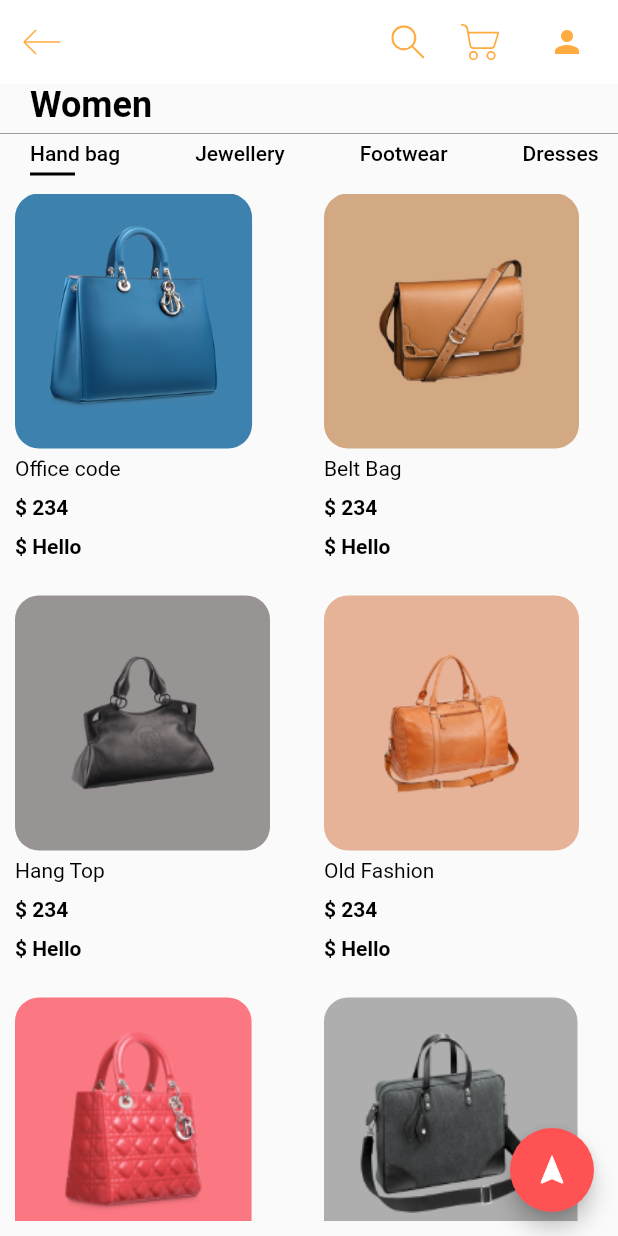
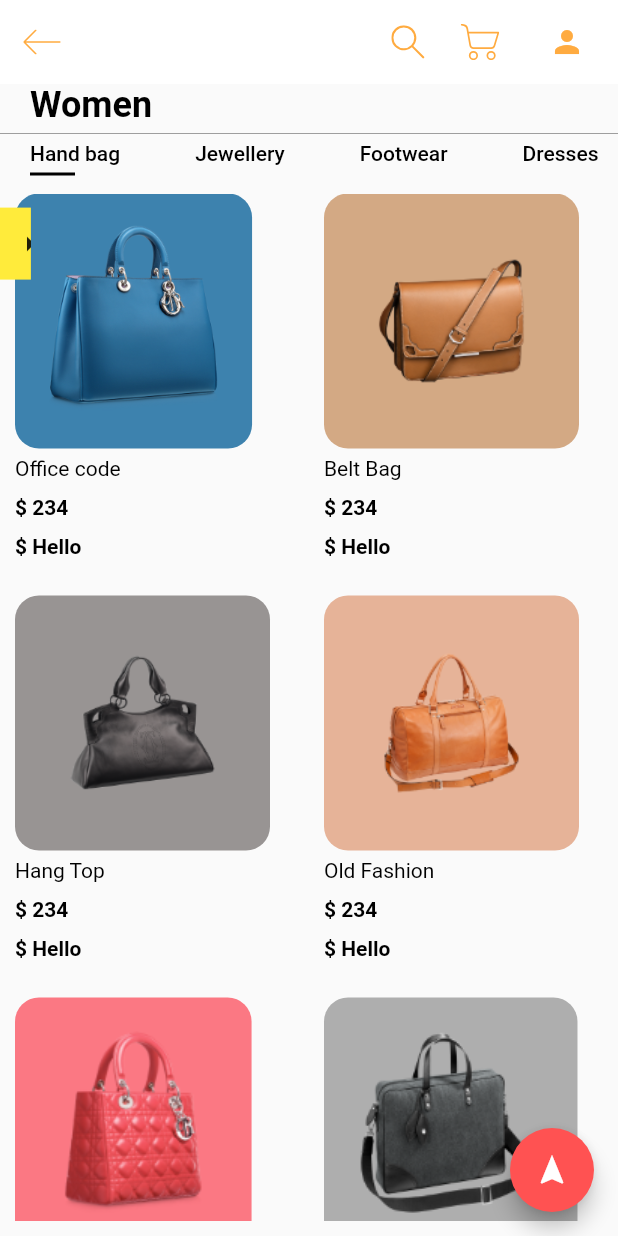
Before and after one commit to ltphy/shopping_cart, a Flutter app: the screen it shows after launch, on a phone screen of 412 x 824 dp. Run offline on Flutter 3.47's test engine with Material 2 defaults, Android fonts, the phone set to English and light mode, and no system bars; our stand-ins replace flutter_svg.

Commit message:
feat<side_panel_animation> add side panel animation using side transition

```diff
--- /dev/null
+++ b/lib/screens/HomeScreen/SidePanel/SidePanel.dart
@@ -0,0 +1,221 @@
+import 'package:flutter/material.dart';
+import 'package:shopping/screens/HomeScreen/SidePanel/UserInfo.dart';
+import 'package:shopping/screens/HomeScreen/constant.dart';
+
+class LeftSidePanel extends StatefulWidget {
+  final UserInfo userInfo;
+
+  const LeftSidePanel({Key key, this.userInfo}) : super(key: key);
+
+  @override
+  _LeftSidePanelState createState() => _LeftSidePanelState();
+}
+
+class _LeftSidePanelState extends State<LeftSidePanel> {
+  bool isShowPanel;
+  bool isShowIcon;
+
+  @override
+  void initState() {
+    // TODO: implement initState
+    super.initState();
+    isShowPanel = false;
+    isShowIcon = true;
+  }
+
+  @override
+  Widget build(BuildContext context) {
+    final Size size = MediaQuery.of(context).size;
+    Map<String, dynamic> userObj = widget.userInfo.toJson();
+    double sideBarWidth = size.width * 0.25;
+    return SidePanel(
+        expand: isShowPanel,
+        sizeBarWidth: sideBarWidth,
+        child: Container(
+            height: size.height,
+            width: sideBarWidth,
+            child: Row(
+              crossAxisAlignment: CrossAxisAlignment.start,
+              children: [
+                // Expanded(
+                //     child: SidePanel(
+                //         expand: isShowPanel,
+                //         child: Container(
+                //             height: size.height,
+                //             color: Colors.yellow,
+                //             child: Table(
+                //               children: [
+                //                 for (var element in userObj.entries)
+                //                   TableRow(children: [
+                //                     TableCell(child: Text(element.key)),
+                //                     TableCell(child: Text(element.value))
+                //                   ])
+                //               ],
+                //             )))),
+                // AnimatedContainer(
+                //     curve: Curves.fastOutSlowIn,
+                //     height: size.height,
+                //     width: isShowPanel ? size.width * 0.25 : 0,
+                //     color: Colors.yellow,
+                //     duration: Duration(milliseconds: 200),
+                //     child: Column(
+                //       children: [
+                //         Container(
+                //           decoration: BoxDecoration(
+                //               border: Border.all(color: Colors.black, width: 8),
+                //               borderRadius: BorderRadius.circular(defaultPadding)),
+                //           child: Table(
+                //             children: [
+                //               for (var element in userObj.entries)
+                //                 TableRow(children: [
+                //                   TableCell(child: Text(element.key)),
+                //                   TableCell(child: Text(element.value))
+                //                 ])
+                //             ],
+                //           ),
+                //         ),
+                //       ],
+                //     )),
+                Expanded(
+                    flex: 4,
+                    child: Container(
+                      height: size.height,
+
+                      color: Colors.yellow,
+                      child: Column(
+                        children: [
+                          Container(
+                            decoration: BoxDecoration(
+                                border:
+                                    Border.all(color: Colors.black, width: 8),
+                                borderRadius:
+                                    BorderRadius.circular(defaultPadding)),
+                            child: Table(
+                              children: [
+                                for (var element in userObj.entries)
+                                  TableRow(children: [
+                                    TableCell(child: Text(element.key)),
+                                    TableCell(child: Text(element.value))
+                                  ])
+                              ],
+                            ),
+                          ),
+                        ],
+                      ),
+                    )),
+                Expanded(
+                    flex: 1,
+                    child: Padding(
+                      padding: EdgeInsets.only(top: (size.height * 0.1)),
+                      child: Container(
+                          color: Colors.yellow,
+                          child: IconButton(
+                            icon: isShowPanel
+                                ? Icon(Icons.arrow_left)
+                                : Icon(Icons.arrow_right),
+                            onPressed: togglePanel,
+                          )),
+                    )),
+              ],
+            )));
+  }
+
+  void toggleCollapse() {
+    setState(() {
+      isShowPanel = false;
+    });
+  }
+
+  void togglePanel() {
+    print("Toggle ${isShowPanel.toString()}");
+    setState(() {
+      isShowPanel = !isShowPanel;
+    });
+  }
+}
+
+class SidePanel extends StatefulWidget {
+  final Widget child;
+  final bool expand;
+  final double sizeBarWidth;
+
+  const SidePanel({Key key, this.expand, this.child, this.sizeBarWidth})
+      : super(key: key);
+
+  @override
+  _SidePanelState createState() => _SidePanelState();
+}
+
+class _SidePanelState extends State<SidePanel>
+    with SingleTickerProviderStateMixin {
+  AnimationController expandController;
+  Animation<double> animation;
+  Animation curve;
+  @override
+  void initState() {
+    super.initState();
+    expandController =
+        AnimationController(vsync: this, duration: Duration(milliseconds: 300));
+    //the animation progress as a non linear curve.
+   curve =
+        CurvedAnimation(parent: expandController, curve: Curves.linearToEaseOut);
+    animation = Tween(begin: 0.2).animate(curve);
+  }
+
+  @override
+  void dispose() {
+    expandController.dispose();
+    super.dispose();
+  }
+
+  @override
+  Widget build(BuildContext context) {
+    print("RERENDER ANIMATION");
+    return SizeTransition(
+      sizeFactor: animation,
+      axis: Axis.horizontal,
+      child: widget.child,
+      axisAlignment: 1,
+    );
+  }
+
+  @override
+  void didChangeDependencies() {
+    // TODO: implement didChangeDependencies
+    super.didChangeDependencies();
+    print("didCHange");
+  }
+
+  @override
+  void didUpdateWidget(covariant SidePanel oldWidget) {
+    // TODO: implement didUpdateWidget
+    super.didUpdateWidget(oldWidget);
+    expandSideBar();
+    // print(oldWidget.expand);
+  }
+
+  void expandSideBar() {
+    if (widget.expand) {
+      animation = Tween(begin: 0.2, end: 1.0).animate(curve);
+      print("EXPAND");
+      expandController.forward();
+    } else {
+      print("CLOSE");
+      // animation = Tween(begin: 0.2, end: 1.0).animate(curve);
+      expandController.reverse();
+    }
+  }
+}
+
+class RightSideExpandedWidget extends StatefulWidget {
+  @override
+  _RightSideExpandedWidgetState createState() =>
+      _RightSideExpandedWidgetState();
+}
+
+class _RightSideExpandedWidgetState extends State<RightSideExpandedWidget> {
+  @override
+  Widget build(BuildContext context) {
+    return Container();
+  }
+}
--- /dev/null
+++ b/lib/screens/HomeScreen/SidePanel/UserInfo.dart
@@ -0,0 +1,18 @@
+class UserInfo {
+  final String name;
+  final String email;
+  final String age;
+
+  UserInfo({this.name, this.email, this.age});
+
+  UserInfo.fromJson(Map<String, dynamic> json)
+      : email = json['email'],
+        name = json['name'],
+        age = json['age'];
+
+  Map<String, dynamic> toJson() => {
+        'name': this.name,
+        'age': this.age,
+        'email': this.email,
+      };
+}
--- a/lib/screens/HomeScreen/components/body.dart
+++ b/lib/screens/HomeScreen/components/body.dart
@@ -1,4 +1,6 @@
 import 'package:flutter/material.dart';
+import 'package:shopping/screens/HomeScreen/SidePanel/SidePanel.dart';
+import 'package:shopping/screens/HomeScreen/SidePanel/UserInfo.dart';
 import 'package:shopping/screens/HomeScreen/components/ItemListCard.dart';
 import 'package:shopping/screens/HomeScreen/components/categories.dart';
 import 'package:shopping/screens/HomeScreen/constant.dart';
@@ -12,12 +14,22 @@ class Body extends StatefulWidget {
 }
 
 class _BodyState extends State<Body> {
+  UserInfo userInfo =
+      UserInfo(name: "Phy", email: "phylieng97@gmail.com", age: "18");
+
+  @override
+  void initState() {
+    // TODO: implement initState
+    super.initState();
+  }
+
   @override
   Widget build(BuildContext context) {
     return ChangeNotifierProvider<MyModel>(
         create: (context) => MyModel(),
         child: Container(
-            child: Column(
+            child: Stack(children: [
+          Column(
             crossAxisAlignment: CrossAxisAlignment.start,
             children: <Widget>[
               Padding(
@@ -32,6 +44,10 @@ class _BodyState extends State<Body> {
               Categories(),
               Expanded(child: ItemListCard()),
             ],
-        )));
+          ),
+          LeftSidePanel(
+            userInfo: userInfo,
+          ),
+        ])));
   }
 }
```
Also changed, not shown: pubspec.lock. Lines whose indentation alone changed are shown as unchanged.
